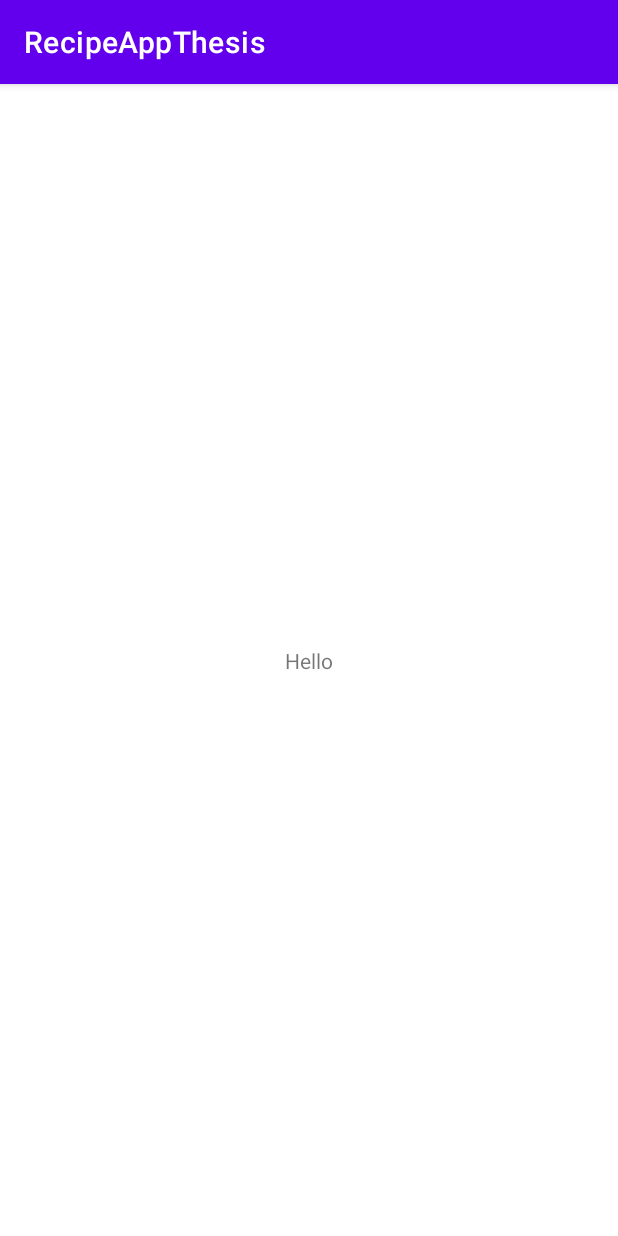
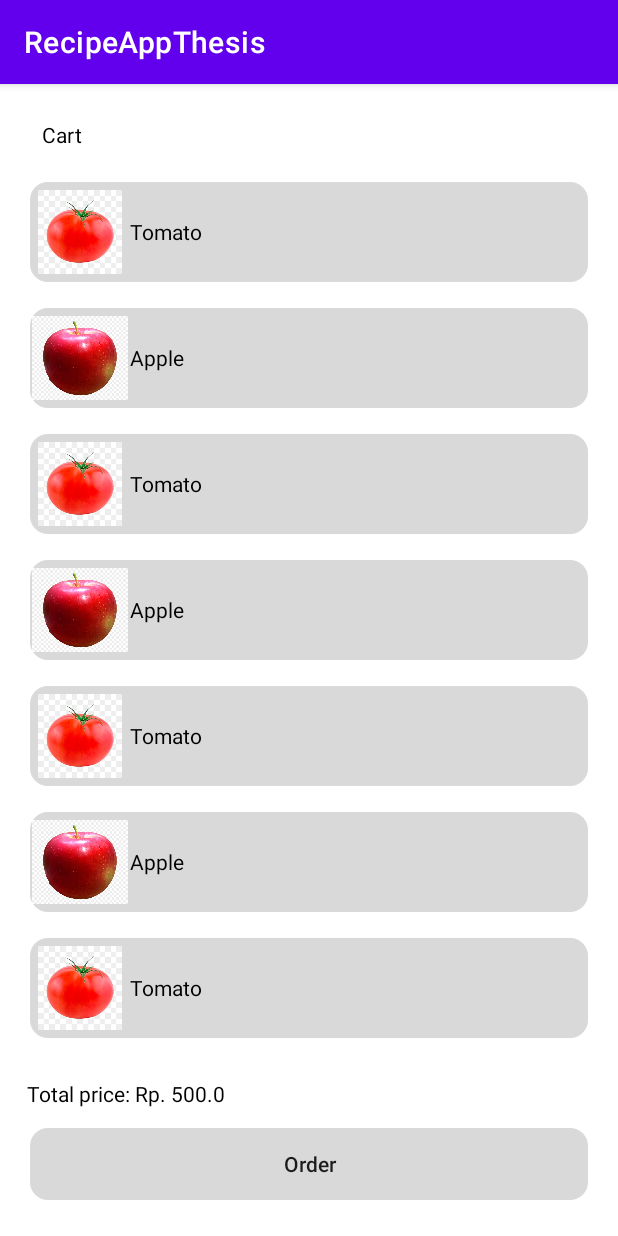
Before and after one commit to michaelwijaya2810/recipe-app-thesis, an Android app: the screen it shows after launch (MainActivity before the commit, CartActivity after it), on a phone screen of 412 x 824 dp. Run offline under Robolectric (Android 15) with nearby library versions, the phone set to English and light mode, and no system bars.

Commit message:
cart page & order page

```diff
--- a/app/build.gradle
+++ b/app/build.gradle
@@ -33,6 +33,8 @@ dependencies {
     implementation 'androidx.appcompat:appcompat:1.4.1'
     implementation 'com.google.android.material:material:1.5.0'
     implementation 'androidx.constraintlayout:constraintlayout:2.1.3'
+    implementation 'nl.bryanderidder:themed-toggle-button-group:1.4.1'
+    implementation 'org.jetbrains.kotlin:kotlin-stdlib:1.6.0'
     testImplementation 'junit:junit:4.13.2'
     androidTestImplementation 'androidx.test.ext:junit:1.1.3'
     androidTestImplementation 'androidx.test.espresso:espresso-core:3.4.0'
--- /dev/null
+++ b/app/src/main/java/com/irmwrs/recipeapp/CartActivity.java
@@ -0,0 +1,88 @@
+package com.irmwrs.recipeapp;
+
+import androidx.appcompat.app.AppCompatActivity;
+import androidx.recyclerview.widget.LinearLayoutManager;
+import androidx.recyclerview.widget.RecyclerView;
+
+import android.content.Intent;
+import android.os.Bundle;
+import android.view.View;
+import android.widget.Button;
+import android.widget.TextView;
+
+import java.util.ArrayList;
+import java.util.List;
+
+public class CartActivity extends AppCompatActivity {
+
+    @Override
+    protected void onCreate(Bundle savedInstanceState) {
+        super.onCreate(savedInstanceState);
+        setContentView(R.layout.activity_cart);
+
+        List<Ingredient> ingredientList = new ArrayList<>();
+
+
+        // sample data
+        Ingredient ingredient = new Ingredient();
+        ingredient.name = "Tomato";
+        ingredient.price = 20.0;
+        ingredient.image = R.drawable.tomato;
+
+        Ingredient ingredient2 = new Ingredient();
+        ingredient2.name = "Apple";
+        ingredient2.price = 30.0;
+        ingredient2.image = R.drawable.apple;
+
+        ingredientList.add(ingredient);
+        ingredientList.add(ingredient2);
+        ingredientList.add(ingredient);
+        ingredientList.add(ingredient2);
+        ingredientList.add(ingredient);
+        ingredientList.add(ingredient2);
+        ingredientList.add(ingredient);
+        ingredientList.add(ingredient2);
+        ingredientList.add(ingredient);
+        ingredientList.add(ingredient2);
+        ingredientList.add(ingredient);
+        ingredientList.add(ingredient2);
+        ingredientList.add(ingredient);
+        ingredientList.add(ingredient2);
+        ingredientList.add(ingredient);
+        ingredientList.add(ingredient2);
+        ingredientList.add(ingredient);
+        ingredientList.add(ingredient2);
+        ingredientList.add(ingredient);
+        ingredientList.add(ingredient2);
+
+        CartAdapter adapter = new CartAdapter(this, ingredientList);
+
+        RecyclerView rvCart = findViewById(R.id.rvCart);
+        TextView tvTotalPrice = findViewById(R.id.tvTotalPrice);
+        Button btnOrder = findViewById(R.id.btnOrder);
+
+        LinearLayoutManager linearLayoutManager = new LinearLayoutManager(this);
+        rvCart.setLayoutManager(linearLayoutManager);
+        rvCart.setAdapter(adapter);
+
+        String totalPrice = "Total price: Rp. " + getTotalPrice(ingredientList);
+
+        tvTotalPrice.setText(totalPrice);
+
+        btnOrder.setOnClickListener(new View.OnClickListener() {
+            @Override
+            public void onClick(View view) {
+                Intent intent = new Intent(CartActivity.this, OrderActivity.class);
+                startActivity(intent);
+            }
+        });
+    }
+
+    double getTotalPrice(List<Ingredient> ingredientList){
+        double total = 0;
+        for (int i = 0; i < ingredientList.size(); i++){
+            total = total + ingredientList.get(i).price;
+        }
+        return total;
+    }
+}
--- /dev/null
+++ b/app/src/main/java/com/irmwrs/recipeapp/CartAdapter.java
@@ -0,0 +1,52 @@
+package com.irmwrs.recipeapp;
+
+import android.content.Context;
+import android.view.LayoutInflater;
+import android.view.View;
+import android.view.ViewGroup;
+import android.widget.ImageView;
+import android.widget.TextView;
+
+import androidx.annotation.NonNull;
+import androidx.recyclerview.widget.RecyclerView;
+
+import java.util.List;
+
+public class CartAdapter extends RecyclerView.Adapter<CartAdapter.ViewHolder> {
+    @NonNull
+    @Override
+    public ViewHolder onCreateViewHolder(@NonNull ViewGroup parent, int viewType) {
+        View v = LayoutInflater.from(ctx).inflate(R.layout.item_row_cart, parent, false);
+        return new ViewHolder(v);
+    }
+
+    @Override
+    public void onBindViewHolder(@NonNull ViewHolder holder, int position) {
+        Ingredient ingredient = ingredientList.get(position);
+        holder.ivIngredient.setImageResource(ingredient.image);
+        holder.tvIngredient.setText(ingredient.name);
+    }
+
+    @Override
+    public int getItemCount() {
+        return ingredientList.size();
+    }
+
+    Context ctx;
+    List<Ingredient> ingredientList;
+
+    public CartAdapter(Context ctx, List<Ingredient> ingredientList){
+        this.ctx = ctx;
+        this.ingredientList = ingredientList;
+    }
+
+    class ViewHolder extends RecyclerView.ViewHolder{
+        ImageView ivIngredient;
+        TextView tvIngredient;
+        public ViewHolder(@NonNull View itemView) {
+            super(itemView);
+            ivIngredient = itemView.findViewById(R.id.ivIngredient);
+            tvIngredient = itemView.findViewById(R.id.tvIngredient);
+        }
+    }
+}
--- /dev/null
+++ b/app/src/main/java/com/irmwrs/recipeapp/Ingredient.java
@@ -0,0 +1,8 @@
+package com.irmwrs.recipeapp;
+
+// sample class
+public class Ingredient {
+    String name;
+    int image;
+    double price;
+}
--- /dev/null
+++ b/app/src/main/res/drawable/round_style.xml
@@ -0,0 +1,4 @@
+<?xml version="1.0" encoding="utf-8"?>
+<shape xmlns:android="http://schemas.android.com/apk/res/android">
+    <corners android:radius="12dp" />
+</shape>
--- /dev/null
+++ b/app/src/main/res/layout/activity_cart.xml
@@ -0,0 +1,61 @@
+<?xml version="1.0" encoding="utf-8"?>
+<androidx.constraintlayout.widget.ConstraintLayout xmlns:android="http://schemas.android.com/apk/res/android"
+    xmlns:app="http://schemas.android.com/apk/res-auto"
+    xmlns:tools="http://schemas.android.com/tools"
+    android:layout_width="match_parent"
+    android:layout_height="match_parent"
+    tools:context=".CartActivity"
+    android:orientation="vertical">
+
+    <TextView
+        android:id="@+id/textView"
+        android:layout_width="wrap_content"
+        android:layout_height="wrap_content"
+        android:layout_marginStart="28dp"
+        android:layout_marginTop="24dp"
+        android:text="@string/cart"
+        android:textColor="@color/black"
+        app:layout_constraintStart_toStartOf="parent"
+        app:layout_constraintTop_toTopOf="parent" />
+
+    <androidx.recyclerview.widget.RecyclerView
+        android:id="@+id/rvCart"
+        android:layout_width="match_parent"
+        android:layout_height="0dp"
+        android:layout_marginStart="20dp"
+        android:layout_marginTop="13dp"
+        android:layout_marginEnd="20dp"
+        android:layout_marginBottom="13dp"
+        app:layout_constraintBottom_toTopOf="@+id/tvTotalPrice"
+        app:layout_constraintEnd_toEndOf="parent"
+        app:layout_constraintStart_toStartOf="parent"
+        app:layout_constraintTop_toBottomOf="@+id/textView" />
+
+    <TextView
+        android:id="@+id/tvTotalPrice"
+        android:layout_width="wrap_content"
+        android:layout_height="wrap_content"
+        android:layout_marginStart="18dp"
+        android:layout_marginBottom="13dp"
+        android:textColor="@color/black"
+        app:layout_constraintBottom_toTopOf="@+id/btnOrder"
+        app:layout_constraintStart_toStartOf="parent" />
+
+    <androidx.appcompat.widget.AppCompatButton
+        android:background="@drawable/round_style"
+        android:backgroundTint="@color/gray"
+        android:textAllCaps="false"
+        android:id="@+id/btnOrder"
+        android:layout_width="match_parent"
+        android:layout_height="wrap_content"
+        android:layout_marginStart="20dp"
+        android:layout_marginEnd="20dp"
+        android:layout_marginBottom="24dp"
+        android:text="@string/order"
+        app:layout_constraintBottom_toBottomOf="parent"
+        app:layout_constraintEnd_toEndOf="parent"
+        app:layout_constraintStart_toStartOf="parent"
+        />
+
+
+</androidx.constraintlayout.widget.ConstraintLayout>
--- a/app/src/main/res/layout/activity_main.xml
+++ b/app/src/main/res/layout/activity_main.xml
@@ -9,7 +9,7 @@
     <TextView
         android:layout_width="wrap_content"
         android:layout_height="wrap_content"
-        android:text="Hello"
+        android:text="Hello World"
         app:layout_constraintTop_toTopOf="parent"
         app:layout_constraintBottom_toBottomOf="parent"
         app:layout_constraintStart_toStartOf="parent"
--- /dev/null
+++ b/app/src/main/res/layout/item_row_cart.xml
@@ -0,0 +1,26 @@
+<?xml version="1.0" encoding="utf-8"?>
+<LinearLayout xmlns:android="http://schemas.android.com/apk/res/android"
+    android:layout_width="match_parent"
+    android:layout_height="100px"
+    android:background="@drawable/round_style"
+    android:backgroundTint="@color/gray"
+    android:layout_marginTop="13px"
+    android:layout_marginBottom="13px"
+    >
+    <ImageView
+        android:id="@+id/ivIngredient"
+        android:layout_width="100px"
+        android:layout_height="match_parent"
+        android:src="@drawable/tomato"
+        android:layout_marginTop="8px"
+        android:layout_marginBottom="8px"
+        />
+    <TextView
+        android:id="@+id/tvIngredient"
+        android:layout_width="match_parent"
+        android:layout_height="match_parent"
+        android:textColor="@color/black"
+        android:gravity="center_vertical"
+        />
+
+</LinearLayout>
--- a/app/src/main/res/values/colors.xml
+++ b/app/src/main/res/values/colors.xml
@@ -7,4 +7,5 @@
     <color name="teal_700">#FF018786</color>
     <color name="black">#FF000000</color>
     <color name="white">#FFFFFFFF</color>
+    <color name="gray">#FFD9D9D9</color>
 </resources>
--- a/app/src/main/res/values/strings.xml
+++ b/app/src/main/res/values/strings.xml
@@ -1,3 +1,5 @@
 <resources>
     <string name="app_name">RecipeAppThesis</string>
+    <string name="cart">Cart</string>
+    <string name="order">Order</string>
 </resources>
```
Also changed, not shown: app/src/main/AndroidManifest.xml (+17 -1 lines), app/src/main/java/com/irmwrs/recipeapp/OrderActivity.java (added, +14 -0 lines), app/src/main/res/layout/activity_order.xml (added, +102 -0 lines), app/src/main/res/drawable-v24/apple.png (added), app/src/main/res/drawable-v24/tomato.jpg (added).
